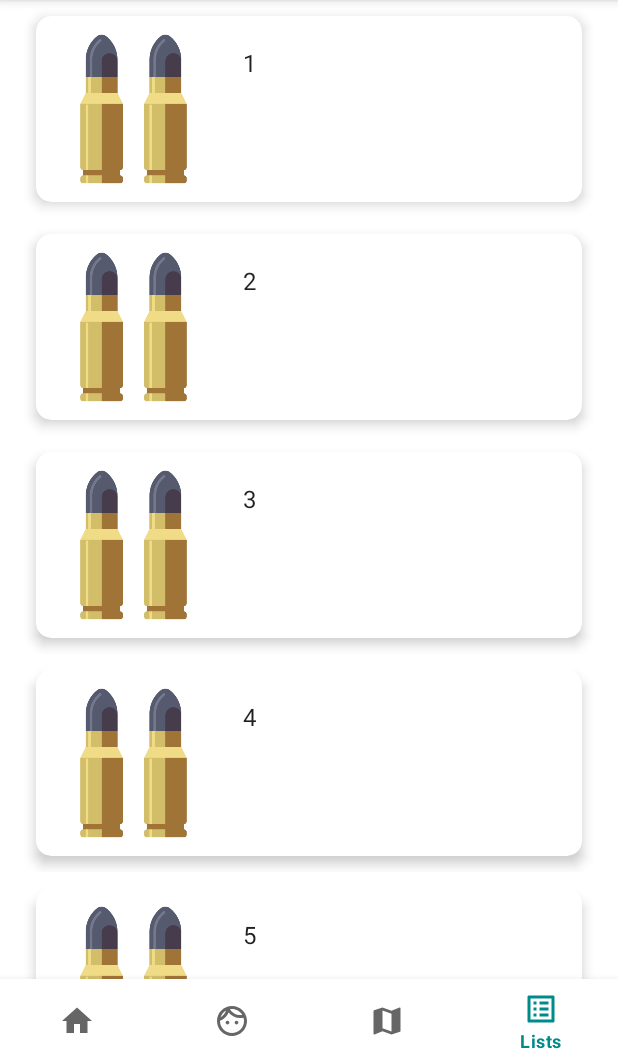
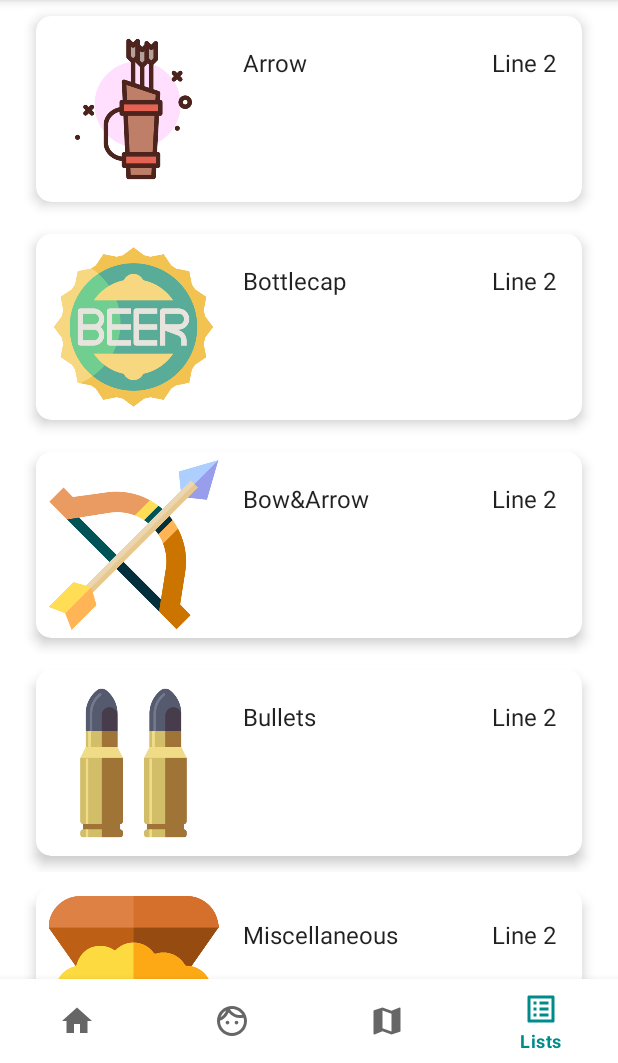
Before and after one commit to Samantha-Nicehouse/TD, an Android app: the screen it shows after launch (MainActivity), item 4 of the bottom bar chosen, on a phone screen of 412 x 824 dp, the part 173-1236 px from its top. Run offline under Robolectric (Android 15) with nearby library versions, the phone set to English and light mode, and no system bars.

Commit message:
Fragment List Works again
Need to fix layout and add a button to add to the list

```diff
--- a/app/src/main/java/com/example/treasuredetector/model/Item2.java
+++ b/app/src/main/java/com/example/treasuredetector/model/Item2.java
@@ -14,7 +14,7 @@ public class Item2 {
  public static Integer[] drawableArray = {R.drawable.ic_quiver, R.drawable.ic_bottlecap, R.drawable.ic_coins,
             R.drawable.ic_jewelry, R.drawable.ic_key, R.drawable.ic_sword, R.drawable.ic_chest,
             R.drawable.ic_bow_and_arrow};
- public static Integer[] id = {0, 1, 2, 3, 4, 5, 6, 7, 8, 9, 10};
+ public static String[] id = { "1", "2","3","4","5","6","7","8","9"};
 
 
 
--- a/app/src/main/java/com/example/treasuredetector/model/ItemModel.java
+++ b/app/src/main/java/com/example/treasuredetector/model/ItemModel.java
@@ -2,34 +2,24 @@ package com.example.treasuredetector.model;
 
 public class ItemModel {
 
-    int id;
-    String name;
-    int image;
-    public ItemModel(String name, int id, int image) {
-        this.name = name;
-
-        this.id = id;
-        this.image=image;
+    private int mImageResource;
+    private String mText1;
+    private String mText2;
+    public ItemModel(int imageResource, String text1, String text2) {
+        mImageResource = imageResource;
+        mText1 = text1;
+        mText2 = text2;
     }
 
-    public ItemModel(Integer id, String name, Integer image) {
-        this.name = name;
-
-        this.id = id;
-        this.image=image;
+    public int getImageResource() {
+        return mImageResource;
     }
-
-    public String getName() {
-        return name;
+    public String getText1() {
+        return mText1;
+    }
+    public String getText2() {
+        return mText2;
     }
 
 
-
-    public int getImage() {
-        return image;
-    }
-
-    public int getId() {
-        return id;
-    }
 }
--- a/app/src/main/java/com/example/treasuredetector/view/ItemFragment.java
+++ b/app/src/main/java/com/example/treasuredetector/view/ItemFragment.java
@@ -1,8 +1,9 @@
 package com.example.treasuredetector.view;
 
+import android.content.ClipData;
 import android.content.Context;
 import android.os.Bundle;
-
+import com.example.treasuredetector.model.Item2;
 import androidx.fragment.app.Fragment;
 import androidx.recyclerview.widget.GridLayoutManager;
 import androidx.recyclerview.widget.LinearLayoutManager;
@@ -31,8 +32,17 @@ public class ItemFragment extends Fragment {
     // TODO: Customize parameters
     private int mColumnCount = 1;
 
-
-    /**
+    private static ArrayList<ItemModel> items = new ArrayList<>();
+   static{     items.add(new ItemModel(R.drawable.ic_quiver, "Arrow", "Line 2"));
+       items.add(new ItemModel(R.drawable.ic_bottlecap, "Bottlecap", "Line 2"));
+       items.add(new ItemModel(R.drawable.ic_bow_and_arrow, "Bow&Arrow", "Line 2"));
+       items.add(new ItemModel(R.drawable.ic_bullets, "Bullets","Line 2"));
+       items.add(new ItemModel(R.drawable.ic_chest, "Miscellaneous", "Line 2"));
+       items.add(new ItemModel(R.drawable.ic_coins, "Coins", "Line 2"));
+       items.add(new ItemModel(R.drawable.ic_jewelry, "Jewelry", "Line 2"));
+       items.add(new ItemModel(R.drawable.ic_key, "Keys", "Line 2"));
+       items.add(new ItemModel(R.drawable.ic_sword, "Knife", "Line 2")); }
+    /**}
      * Mandatory empty constructor for the fragment manager to instantiate the
      * fragment (e.g. upon screen orientation changes).
      */
@@ -76,7 +86,7 @@ public class ItemFragment extends Fragment {
             }
 
 
-                recyclerView.setAdapter(new MyItemRecyclerViewAdapter(DummyContent.ITEMS));
+                recyclerView.setAdapter(new MyItemRecyclerViewAdapter(items));
             }
 
         return view;
--- a/app/src/main/java/com/example/treasuredetector/view/MyItemRecyclerViewAdapter.java
+++ b/app/src/main/java/com/example/treasuredetector/view/MyItemRecyclerViewAdapter.java
@@ -9,6 +9,7 @@ import android.widget.ImageView;
 import android.widget.TextView;
 
 import com.example.treasuredetector.R;
+import com.example.treasuredetector.model.ItemModel;
 import com.example.treasuredetector.view.dummy.DummyContent;
 import com.example.treasuredetector.view.dummy.DummyContent.Item;
 
@@ -20,9 +21,24 @@ import java.util.List;
  */
 public class MyItemRecyclerViewAdapter extends RecyclerView.Adapter<MyItemRecyclerViewAdapter.ViewHolder> {
 
-    private final List<DummyContent.Item> mValues;
+    private final List<ItemModel> mValues;
+    public class ViewHolder extends RecyclerView.ViewHolder {
+        public final View mView;
+        public final ImageView mImageView;
+        public final TextView mIdView;
+        public final TextView mIdView2;
 
-    public MyItemRecyclerViewAdapter(List<DummyContent.Item> items) {
+
+        public ViewHolder(View view) {
+            super(view);
+            mView = view;
+            mImageView = (ImageView) view.findViewById(R.id.item_imageView);
+            mIdView = (TextView) view.findViewById(R.id.item_name);
+            mIdView2 = (TextView) view.findViewById(R.id.item_line);
+
+        }
+    }
+    public MyItemRecyclerViewAdapter(List<ItemModel> items) {
         mValues = items;
     }
 
@@ -35,8 +51,10 @@ public class MyItemRecyclerViewAdapter extends RecyclerView.Adapter<MyItemRecycl
 
     @Override
     public void onBindViewHolder(final ViewHolder holder, int position) {
-        holder.mItem = mValues.get(position);
-        holder.mIdView.setText(mValues.get(position).id);
+        ItemModel currentItem = mValues.get(position);
+        holder.mImageView.setImageResource(currentItem.getImageResource());
+        holder.mIdView.setText(currentItem.getText1());
+        holder.mIdView2.setText(currentItem.getText2());
 
     }
 
@@ -45,22 +63,10 @@ public class MyItemRecyclerViewAdapter extends RecyclerView.Adapter<MyItemRecycl
         return mValues.size();
     }
 
-    public class ViewHolder extends RecyclerView.ViewHolder {
-        public final View mView;
-        public final TextView mIdView;
 
-        public DummyContent.Item mItem;
-
-        public ViewHolder(View view) {
-            super(view);
-            mView = view;
-            mIdView = (TextView) view.findViewById(R.id.item_number);
-
-        }
 
         @Override
         public String toString() {
             return super.toString() + " '" ;
         }
     }
-}
--- a/app/src/main/res/layout/fragment_item.xml
+++ b/app/src/main/res/layout/fragment_item.xml
@@ -30,28 +30,32 @@
                 android:layout_height="113dp"
                 android:layout_margin="5dp"
                 android:layout_weight="1"
-                android:src="@drawable/ic_bullets"
-              />
+                android:src="@drawable/ic_quiver"/>
 
             <LinearLayout
                 android:layout_width="200dp"
                 android:layout_height="match_parent"
+
                 android:layout_marginTop="12dp"
                 android:layout_weight="1">
-
-                <TextView
-                    android:id="@+id/item_number"
-                    android:layout_width="57dp"
-                    android:layout_height="match_parent"
-                    android:layout_margin="@dimen/text_margin"
-                    android:layout_gravity="center_vertical"
-                    android:textAppearance="?attr/textAppearanceListItem" />
 
                 <TextView
                     android:id="@+id/item_name"
                     android:layout_width="150dp"
                     android:layout_height="match_parent"
+
+                    android:layout_margin="@dimen/text_margin"
+                    android:text="Line 1"
                     android:layout_gravity="center_vertical"
+                    android:textAppearance="?attr/textAppearanceListItem" />
+
+                <TextView
+                    android:id="@+id/item_line"
+                    android:layout_width="60dp"
+                    android:layout_height="match_parent"
+
+                    android:layout_gravity="center_vertical"
+                    android:text="Line 2"
                     android:layout_margin="@dimen/text_margin"
                     android:textAppearance="?attr/textAppearanceListItem" />
 
```
